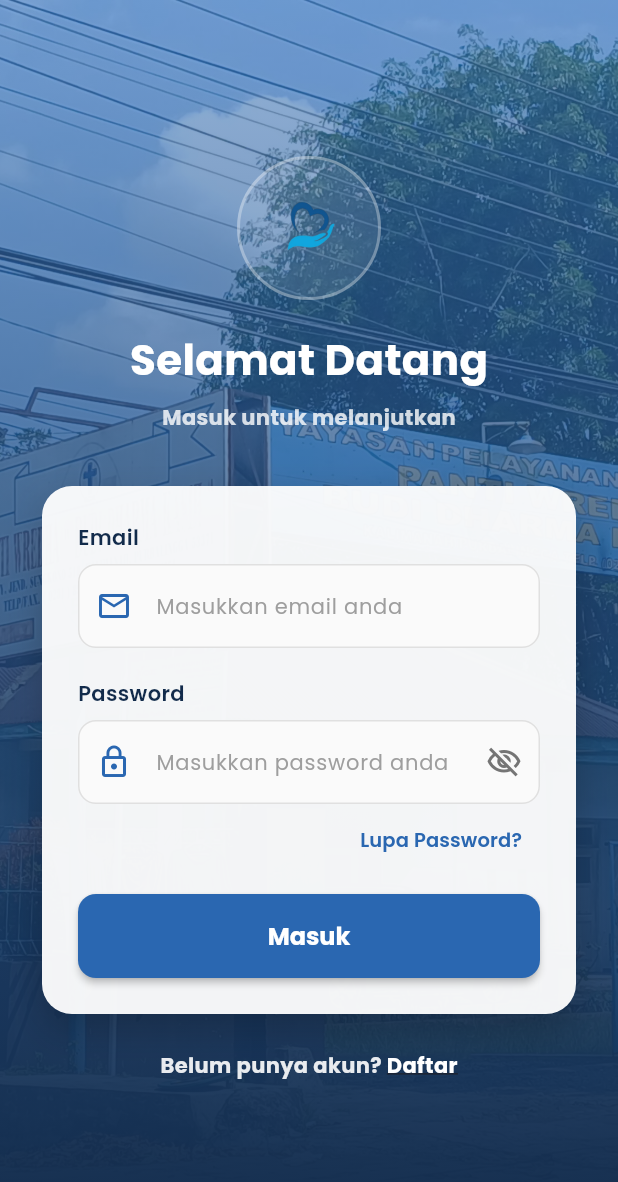
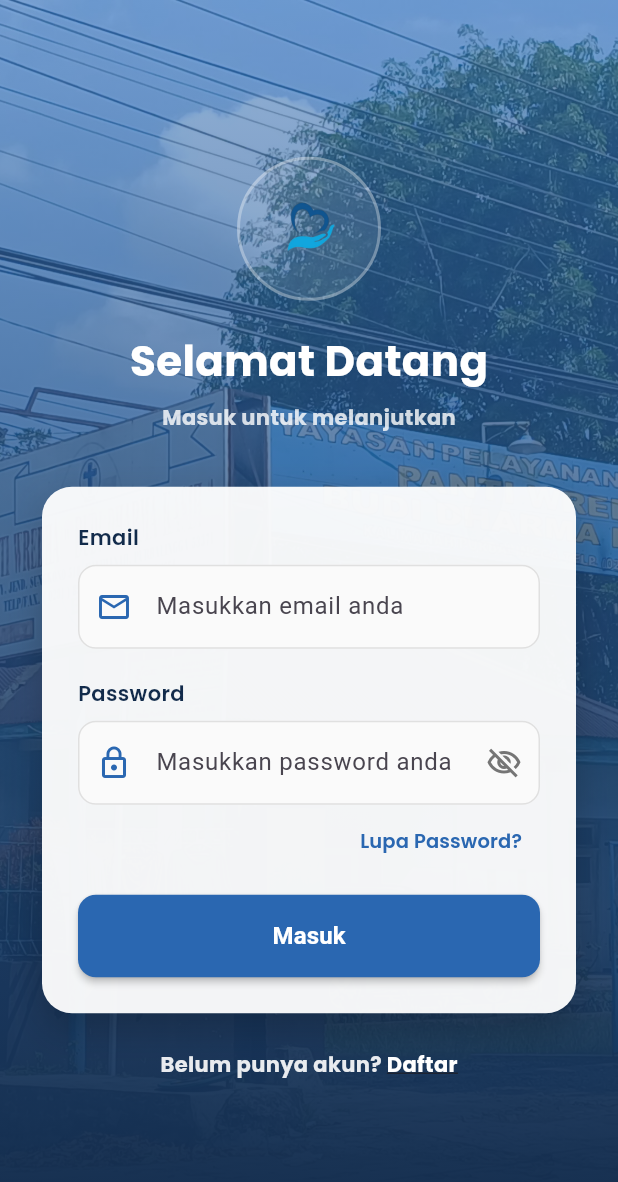
Before and after one commit to rabanialya/tubesppb, a Flutter app: the screen it shows after launch, after a tap on "Mulai Berbagi", on a phone screen of 412 x 824 dp. Shown: the top 1182 px of the screen. Run offline on Flutter 3.47's test engine with Material 3 defaults, Android fonts, the phone set to English and light mode, and no system bars; our stand-ins replace google_fonts, image_picker, supabase_flutter; accounts and stored records are empty.

Commit message:
perbaikan  main.dart

```diff
--- a/BudiKasih/fullapp/lib/main.dart
+++ b/BudiKasih/fullapp/lib/main.dart
@@ -1,22 +1,79 @@
 import 'package:flutter/material.dart';
-import 'routes/app_routes.dart';
-import 'themes/app_theme.dart';
+import 'package:provider/provider.dart';
+import 'package:supabase_flutter/supabase_flutter.dart';
 
-void main() {
-  runApp(const BudiKasihApp());
+// Controllers
+import 'controllers/auth_controller.dart';
+import 'controllers/donasi_controller.dart';
+import 'controllers/notifikasi_controller.dart';
+
+// Services
+import 'services/auth_service.dart'; // ✅ Sudah di-import
+
+// Pages
+import 'pages/welcome/welcome_page.dart';
+import 'pages/auth/login_page.dart';
+import 'pages/auth/signup_page.dart';
+import 'pages/dashboard/homepage.dart';
+import 'pages/dashboard/donation/donasi_barang_page.dart';
+import 'pages/dashboard/donation/donasi_tunai_page.dart';
+import 'pages/dashboard/profile/profile_page.dart';
+import 'pages/dashboard/notification/notification_page.dart';
+import 'pages/auth/setting_pass_page.dart';
+import 'pages/dashboard/profile/donation_history_page.dart';
+
+void main() async {
+  WidgetsFlutterBinding.ensureInitialized();
+
+  // Initialize Supabase
+  await Supabase.initialize(
+    url: 'https://omlrnxdqdfxfaypaarho.supabase.co',
+    anonKey: 'eyJhbGciOiJIUzI1NiIsInR5cCI6IkpXVCJ9.eyJpc3MiOiJzdXBhYmFzZSIsInJlZiI6Im9tbHJueGRxZGZ4ZmF5cGFhcmhvIiwicm9sZSI6ImFub24iLCJpYXQiOjE3NjY3NTk0NjgsImV4cCI6MjA4MjMzNTQ2OH0.vMacOJc_XN70HN7Drmni7VqveHC7vj_-VthvUBAeYfU',
+  );
+
+  runApp(const MyApp());
 }
 
-class BudiKasihApp extends StatelessWidget {
-  const BudiKasihApp({super.key});
+class MyApp extends StatelessWidget {
+  const MyApp({super.key});
 
   @override
   Widget build(BuildContext context) {
-    return MaterialApp(
-      title: 'BudiKasih',
-      debugShowCheckedModeBanner: false,
-      theme: AppTheme.lightTheme,
-      routes: AppRoutes.routes,
-      initialRoute: '/',
+    return MultiProvider(
+      providers: [
+        // ✅ TAMBAHKAN AuthService DI SINI:
+        Provider<AuthService>(
+          create: (_) => AuthService(),
+          // Jika AuthService butuh inisialisasi async:
+          // create: (_) => AuthService()..initialize(),
+        ),
+
+        // Controllers yang sudah ada:
+        ChangeNotifierProvider(create: (_) => AuthController()),
+        ChangeNotifierProvider(create: (_) => DonasiController()),
+        ChangeNotifierProvider(create: (_) => NotificationController()),
+      ],
+      child: MaterialApp(
+        title: 'BudiKasih',
+        debugShowCheckedModeBanner: false,
+        theme: ThemeData(
+          primarySwatch: Colors.blue,
+          useMaterial3: true,
+        ),
+        initialRoute: '/',
+        routes: {
+          '/': (context) => const WelcomePage(),
+          '/login': (context) => const LoginPage(),
+          '/signup': (context) => const SignUpPage(),
+          '/home': (context) => const HomePage(),
+          '/donationgoods': (context) => const DonationGoodsPage(),
+          '/donationcash': (context) => const DonationCashPage(),
+          '/profile': (context) => const ProfilePage(),
+          '/notification': (context) => const NotificationPage(),
+          '/setting_pass': (context) => const SettingPassPage(),
+          '/history': (context) => const DonationHistoryPage(),
+        },
+      ),
     );
   }
 }
```
